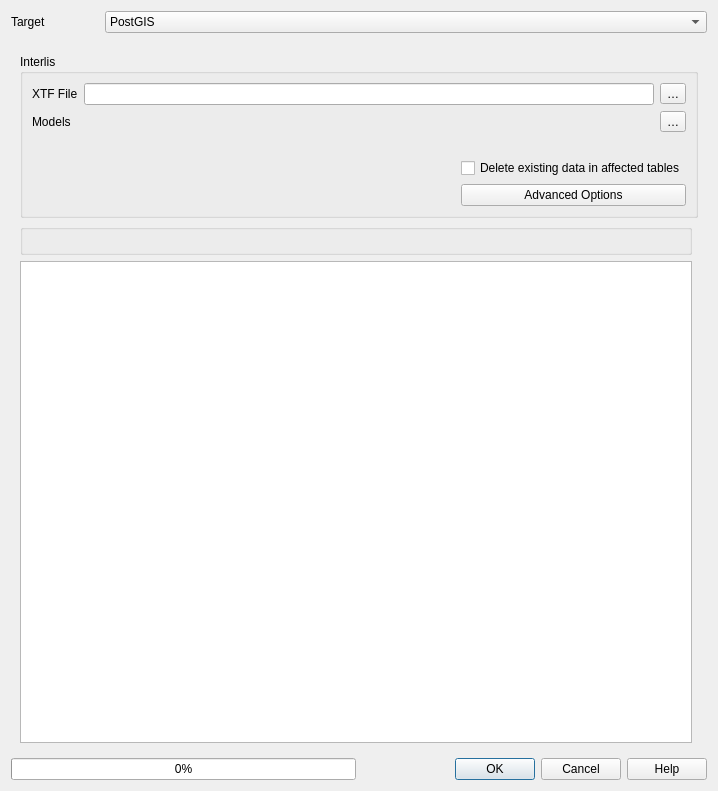
Old version of the form QgisModelBaker/ui/import_data.ui in the repository opengisch/QgisModelBaker.
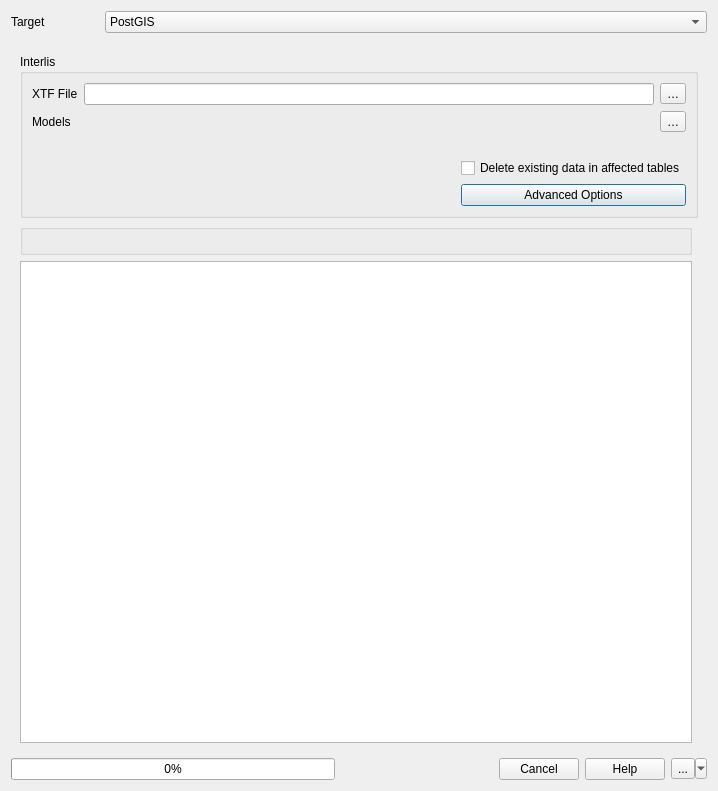
New version of the form. Custom widgets are drawn as their Qt base class.

Commit message: edit command possibility for import data

Patch:
```diff
--- a/QgisModelBaker/ui/import_data.ui
+++ b/QgisModelBaker/ui/import_data.ui
@@ -203,7 +203,17 @@
         <enum>Qt::Horizontal</enum>
        </property>
        <property name="standardButtons">
-        <set>QDialogButtonBox::Cancel|QDialogButtonBox::Help|QDialogButtonBox::Ok</set>
+        <set>QDialogButtonBox::Cancel|QDialogButtonBox::Help</set>
+       </property>
+      </widget>
+     </item>
+     <item>
+      <widget class="QToolButton" name="import_tool_button">
+       <property name="text">
+        <string>...</string>
+       </property>
+       <property name="popupMode">
+        <enum>QToolButton::MenuButtonPopup</enum>
        </property>
       </widget>
      </item>
```
Left out of the diff: 6 changed lines with no effect on the pictures. The commit also changes 2 other files.
